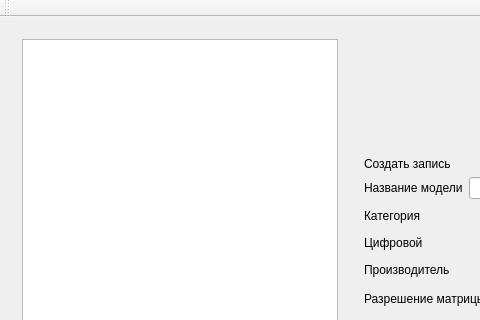
Old version of the form mainwindow.ui in the repository Sapfir0/ProgramLab; both pictures show x 0 to 480 and y 0 to 320 of the 853 by 668 pixel window.
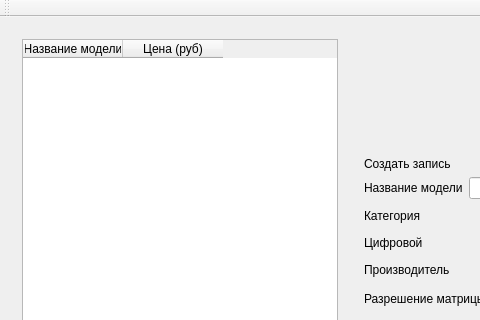
New version of the form.

```diff
--- a/mainwindow.ui
+++ b/mainwindow.ui
@@ -29,6 +29,16 @@
             <property name="styleSheet">
              <string notr="true"/>
             </property>
+            <column>
+             <property name="text">
+              <string>Название модели</string>
+             </property>
+            </column>
+            <column>
+             <property name="text">
+              <string>Цена (руб)</string>
+             </property>
+            </column>
            </widget>
           </item>
           <item>
```
